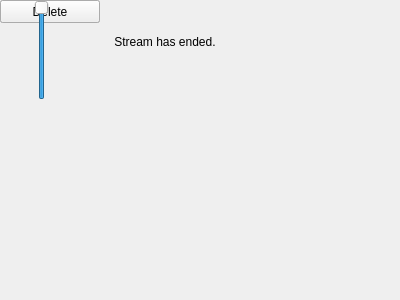
Before: the Qt Designer form ui/frame.ui in AbiosGaming/desktop-stream-viewer, drawn with Qt 5.
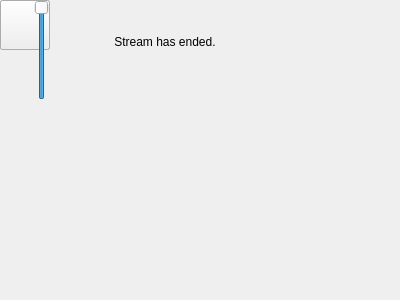
After: the same form once the commit is applied.

Diff of the .ui file:
```diff
--- a/ui/frame.ui
+++ b/ui/frame.ui
@@ -41,13 +41,10 @@
     <rect>
      <x>0</x>
      <y>0</y>
-     <width>100</width>
-     <height>23</height>
+     <width>50</width>
+     <height>50</height>
     </rect>
    </property>
-   <property name="text">
-    <string>Pause</string>
-   </property>
    <property name="visible">
     <bool>false</bool>
    </property>
@@ -57,13 +54,10 @@
     <rect>
      <x>0</x>
      <y>0</y>
-     <width>100</width>
-     <height>23</height>
+     <width>50</width>
+     <height>50</height>
     </rect>
    </property>
-   <property name="text">
-    <string>Delete</string>
-   </property>
    <property name="visible">
     <bool>false</bool>
    </property>
```
Left out of the diff: 18 changed lines with no effect on the pictures.
